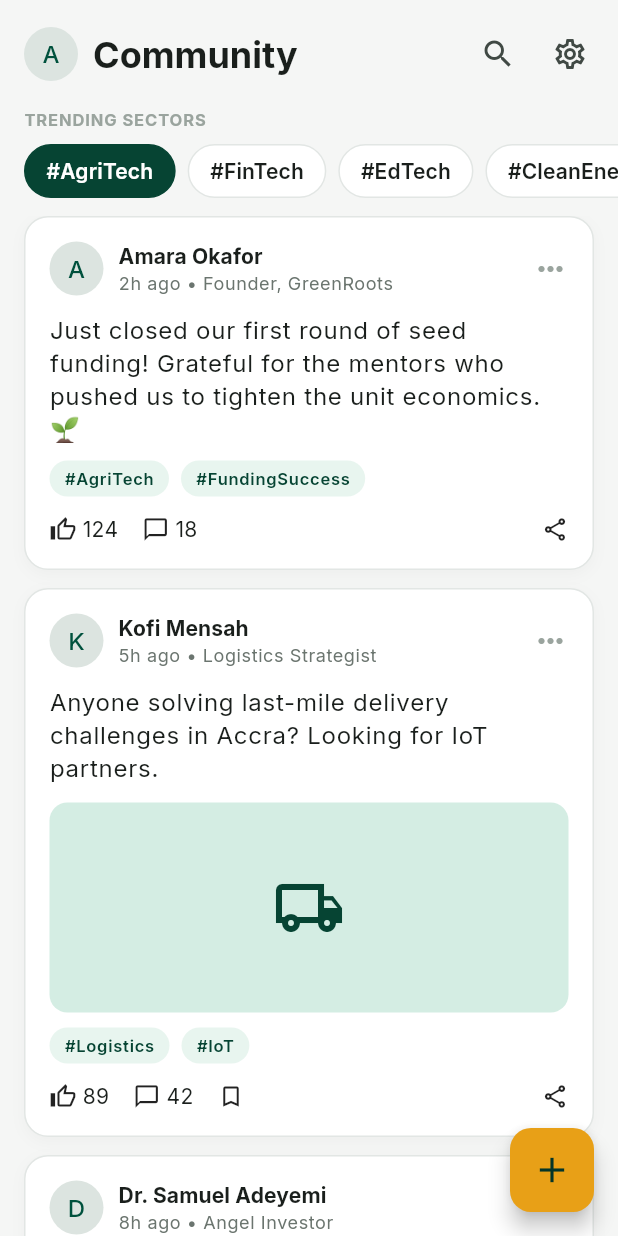
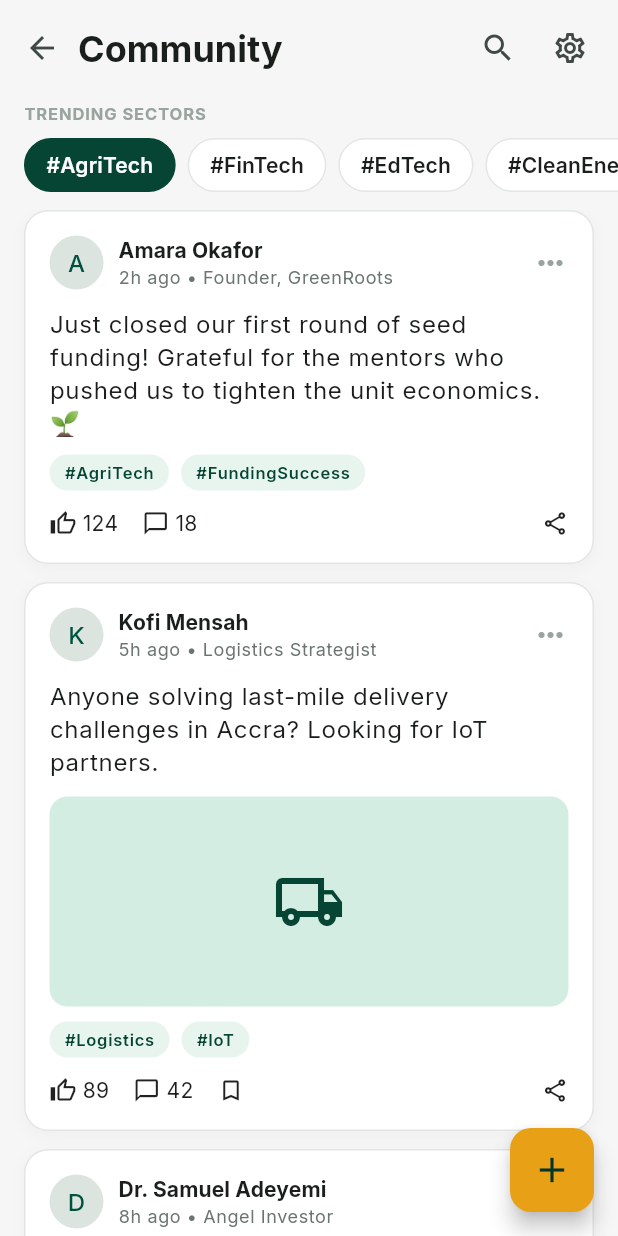
Before and after one commit to Frankish0014/fundahub, a Flutter app: the CommunityHomePage screen opened by its route, on a phone screen of 412 x 824 dp. Run offline on Flutter 3.47's test engine with Material 3 defaults, Android fonts, the phone set to English and light mode, and no system bars; our stand-ins replace equatable, flutter_bloc, go_router, google_fonts, shared_preferences; accounts and stored records are empty.

Commit message:
fix: add back navigation from Community and Government screens
Users opened these from Profile without bottom nav and could not return. Add back buttons that pop to Profile or fall back to the profile route.

```diff
--- a/lib/features/community/presentation/pages/community_home_page.dart
+++ b/lib/features/community/presentation/pages/community_home_page.dart
@@ -23,23 +23,31 @@ class CommunityHomePage extends StatelessWidget {
         child: Column(
           children: [
             Padding(
-              padding: const EdgeInsets.fromLTRB(16, 12, 8, 8),
+              padding: const EdgeInsets.fromLTRB(4, 8, 8, 8),
               child: Row(
                 children: [
-                  const CircleAvatar(
-                    radius: 18,
-                    backgroundColor: AppColors.avatarBg,
-                    child: Text('A'),
+                  IconButton(
+                    tooltip: 'Back',
+                    onPressed: () {
+                      if (context.canPop()) {
+                        context.pop();
+                      } else {
+                        context.go('/home/profile');
+                      }
+                    },
+                    icon: const Icon(Icons.arrow_back),
                   ),
-                  const SizedBox(width: 10),
                   Text(
                     'Community',
                     style: Theme.of(context).textTheme.headlineSmall?.copyWith(
-                      fontWeight: FontWeight.w700,
-                    ),
+                          fontWeight: FontWeight.w700,
+                        ),
                   ),
                   const Spacer(),
-                  IconButton(onPressed: () {}, icon: const Icon(Icons.search)),
+                  IconButton(
+                    onPressed: () {},
+                    icon: const Icon(Icons.search),
+                  ),
                   IconButton(
                     onPressed: () => context.push('/settings'),
                     icon: const Icon(Icons.settings_outlined),
```
Also changed, not shown: lib/features/government/presentation/pages/gov_programmes_page.dart (+14 -9 lines).
